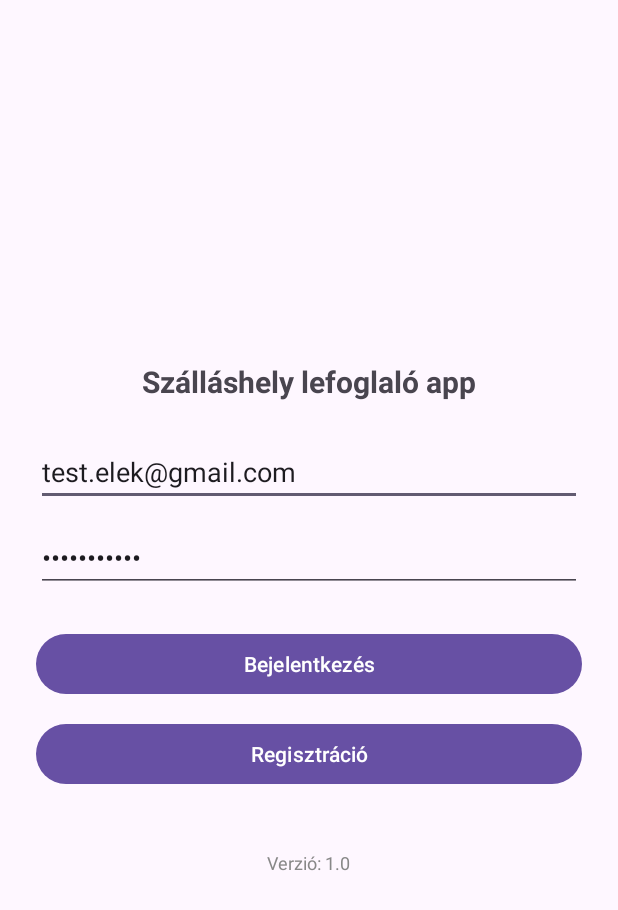
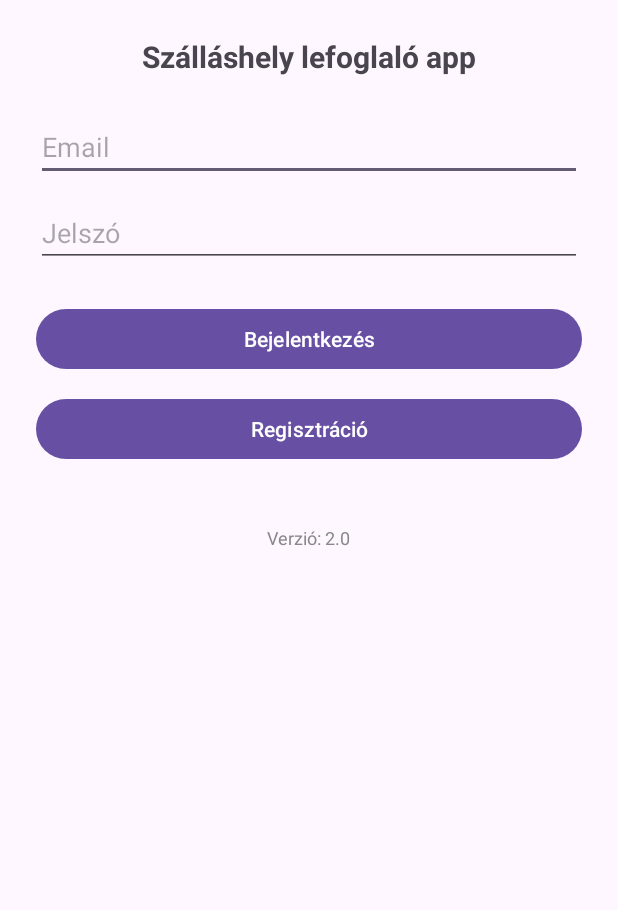
Before and after one commit to Szabolcs11/szallasapp, an Android app: the screen it shows after launch (LoginActivity), on a phone screen of 412 x 824 dp. Shown: the top 910 px of the screen. Run offline under Robolectric (Android 15) with nearby library versions, the phone set to English and light mode, and no system bars; our stand-ins replace Firebase (no records; nobody signed in at launch, a user with empty details on screens opened directly).

Commit message:
Updating app

```diff
--- a/app/src/main/res/layout/activity_login.xml
+++ b/app/src/main/res/layout/activity_login.xml
@@ -1,11 +1,30 @@
 <?xml version="1.0" encoding="utf-8"?>
-<LinearLayout
+<ScrollView
     xmlns:android="http://schemas.android.com/apk/res/android"
     android:layout_width="match_parent"
-    android:layout_height="match_parent"
+    android:layout_height="match_parent">
+
+    <LinearLayout
+        android:layout_width="match_parent"
+        android:layout_height="wrap_content"
         android:padding="24dp"
+        android:orientation="horizontal"
+        android:gravity="center">
+
+        <!-- Optional: Add an illustration or logo in landscape -->
+        <!-- <ImageView
+            android:src="@drawable/logo"
+            android:layout_width="120dp"
+            android:layout_height="120dp"
+            android:layout_marginEnd="24dp"
+            android:contentDescription="App Logo" /> -->
+
+        <LinearLayout
+            android:layout_width="0dp"
+            android:layout_weight="1"
+            android:layout_height="wrap_content"
             android:orientation="vertical"
-    android:gravity="center">
+            android:gravity="center_horizontal">
 
             <TextView
                 android:text="Szálláshely lefoglaló app"
@@ -19,7 +38,6 @@
             <EditText
                 android:id="@+id/emailEditText"
                 android:hint="Email"
-        android:text="test.elek@gmail.com"
                 android:inputType="textEmailAddress"
                 android:layout_width="match_parent"
                 android:layout_height="wrap_content"/>
@@ -28,7 +46,6 @@
                 android:id="@+id/passwordEditText"
                 android:hint="Jelszó"
                 android:inputType="textPassword"
-        android:text="TestElek123"
                 android:layout_width="match_parent"
                 android:layout_height="wrap_content"
                 android:layout_marginTop="12dp"/>
@@ -48,7 +65,7 @@
                 android:layout_marginTop="12dp"/>
 
             <TextView
-        android:text="Verzió: 1.0"
+                android:text="Verzió: 2.0"
                 android:textSize="12sp"
                 android:layout_marginTop="40dp"
                 android:layout_gravity="center"
@@ -56,3 +73,6 @@
                 android:layout_width="wrap_content"
                 android:layout_height="wrap_content"/>
         </LinearLayout>
+
+    </LinearLayout>
+</ScrollView>
```
Lines whose indentation alone changed are shown as unchanged.
